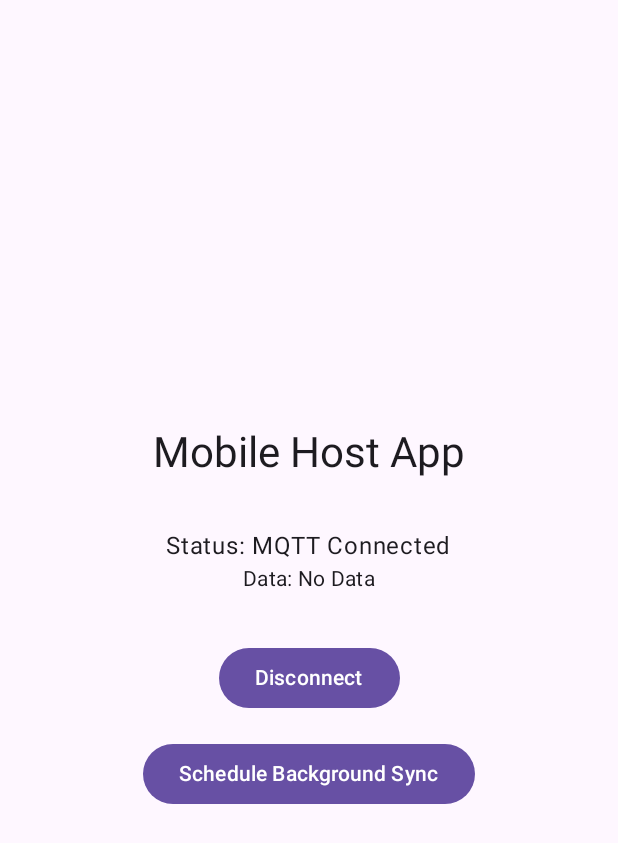
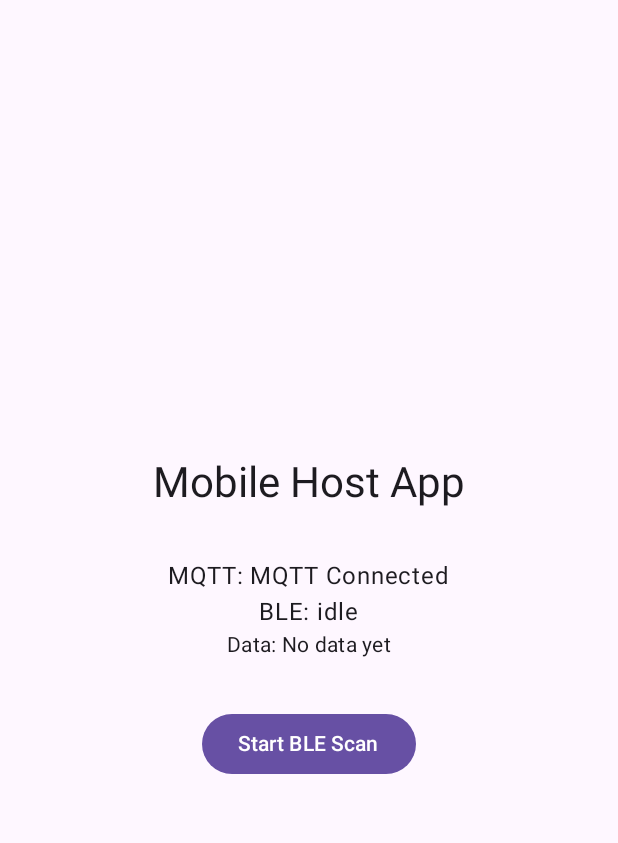
Before and after one commit to KDProgramming2025/WearSensorBridgeHost, an Android app built with Jetpack Compose: the screen it shows after launch (MainActivity), on a phone screen of 412 x 824 dp. Shown: the top 843 px of the screen. Run offline under Robolectric (Android 15) with nearby library versions, the phone set to English and light mode, and no system bars; libraries missing offline, so code that uses them is left out: org.eclipse.paho; 6 statements that could not run were skipped.

Commit message:
Revamp mobile UI and separate MQTT vs BLE status

```diff
--- a/mobile/src/main/java/com/example/wearsensorbridgehost/mobile/BleScannerManager.kt
+++ b/mobile/src/main/java/com/example/wearsensorbridgehost/mobile/BleScannerManager.kt
@@ -27,20 +27,21 @@ class BleScannerManager(private val context: Context) {
     private var isMockMode = false
     private val handler = Handler(Looper.getMainLooper())
 
-    var onStatusChanged: ((String) -> Unit)? = null
+    var onBleStatusChanged: ((String) -> Unit)? = null
+    var onMqttStatusChanged: ((String) -> Unit)? = null
     var onDataReceived: ((String) -> Unit)? = null
 
     init {
         // Connect to MQTT in a background thread
-        mqttManager.onConnectionStatusChanged = { isConnected, statusMessage ->
-            handler.post { onStatusChanged?.invoke(statusMessage) }
+        mqttManager.onConnectionStatusChanged = { _, statusMessage ->
+            handler.post { onMqttStatusChanged?.invoke(statusMessage) }
         }
         mqttManager.onMessageReceived = { message ->
             handler.post { onDataReceived?.invoke("Broadcast: $message") }
             sendToWatch(message)
         }
         Thread {
-            handler.post { onStatusChanged?.invoke("Connecting to MQTT...") }
+            handler.post { onMqttStatusChanged?.invoke("Connecting to MQTT...") }
             mqttManager.connect()
         }.start()
     }
@@ -59,7 +60,7 @@ class BleScannerManager(private val context: Context) {
             return
         }
 
-        onStatusChanged?.invoke("Scanning for Watch...")
+        onBleStatusChanged?.invoke("Scanning for watch...")
         val filter = ScanFilter.Builder()
             .setServiceUuid(ParcelUuid(SERVICE_UUID))
             .build()
@@ -74,7 +75,7 @@ class BleScannerManager(private val context: Context) {
         handler.postDelayed({
             if (bluetoothGatt == null && !isMockMode) {
                 Log.d("BleScanner", "Scan timeout. Starting Mock Mode.")
-                onStatusChanged?.invoke("Scan Timeout. Switching to Mock Mode.")
+                onBleStatusChanged?.invoke("Scan timeout; switching to mock mode")
                 scanner.stopScan(scanCallback)
                 startMockMode()
             }
@@ -95,12 +96,12 @@ class BleScannerManager(private val context: Context) {
             isMockMode = false
         }
 
-        onStatusChanged?.invoke("Disconnected")
+        onBleStatusChanged?.invoke("BLE stopped")
     }
 
     private fun startMockMode() {
         isMockMode = true
-        onStatusChanged?.invoke("Mock Mode Active: Generating Data")
+        onBleStatusChanged?.invoke("Mock mode: generating data")
         Thread {
             while (isMockMode) {
                 val mockHeartRate = (60..100).random()
@@ -141,7 +142,7 @@ class BleScannerManager(private val context: Context) {
         override fun onScanResult(callbackType: Int, result: ScanResult) {
             val device = result.device
             Log.d("BleScanner", "Found device: ${device.name} - ${device.address}")
-            handler.post { onStatusChanged?.invoke("Found: ${device.name ?: "Unknown"}") }
+            handler.post { onBleStatusChanged?.invoke("Found: ${device.name ?: "Unknown"}") }
 
             // Stop scanning and connect
             bluetoothAdapter.bluetoothLeScanner?.stopScan(this)
@@ -154,9 +155,9 @@ class BleScannerManager(private val context: Context) {
             if (newState == BluetoothProfile.STATE_CONNECTED) {
                 bluetoothGatt = gatt
                 gatt.discoverServices()
-                handler.post { onStatusChanged?.invoke("Connected to Watch") }
+                handler.post { onBleStatusChanged?.invoke("Connected to watch") }
             } else if (newState == BluetoothProfile.STATE_DISCONNECTED) {
-                handler.post { onStatusChanged?.invoke("Disconnected") }
+                handler.post { onBleStatusChanged?.invoke("BLE disconnected") }
                 bluetoothGatt = null
             }
         }
--- a/mobile/src/main/java/com/example/wearsensorbridgehost/mobile/MainActivity.kt
+++ b/mobile/src/main/java/com/example/wearsensorbridgehost/mobile/MainActivity.kt
@@ -31,9 +31,6 @@ import androidx.compose.runtime.mutableStateOf
 import androidx.compose.runtime.remember
 import androidx.compose.runtime.setValue
 import androidx.compose.ui.unit.dp
-import androidx.work.PeriodicWorkRequestBuilder
-import androidx.work.WorkManager
-import java.util.concurrent.TimeUnit
 
 class MainActivity : ComponentActivity() {
     override fun onCreate(savedInstanceState: Bundle?) {
@@ -55,22 +52,23 @@ fun MobileApp() {
     val scannerManager = remember { BleScannerManager(context) }
 
     // UI State
-    var statusText by remember { mutableStateOf("Ready to Scan") }
-    var dataText by remember { mutableStateOf("No Data") }
-    var isScanningOrConnected by remember { mutableStateOf(false) }
+    var mqttStatus by remember { mutableStateOf("MQTT: connecting...") }
+    var bleStatus by remember { mutableStateOf("BLE: idle") }
+    var dataText by remember { mutableStateOf("No data yet") }
+    var isBleActive by remember { mutableStateOf(false) }
 
     // Setup callbacks once
     LaunchedEffect(scannerManager) {
-        scannerManager.onStatusChanged = { status ->
-            statusText = status
-            isScanningOrConnected = status.contains("Scanning") ||
-                                  status.contains("Connected") ||
-                                  status.contains("Mock Mode") ||
-                                  status.contains("MQTT")
+        scannerManager.onBleStatusChanged = { status ->
+            bleStatus = "BLE: $status"
+            isBleActive = status.contains("Scanning", ignoreCase = true) ||
+                          status.contains("Connected", ignoreCase = true) ||
+                          status.contains("Mock", ignoreCase = true)
         }
-        scannerManager.onDataReceived = { data ->
-            dataText = data
+        scannerManager.onMqttStatusChanged = { status ->
+            mqttStatus = "MQTT: $status"
         }
+        scannerManager.onDataReceived = { data -> dataText = data }
     }
 
     val permissionsToRequest = if (Build.VERSION.SDK_INT >= Build.VERSION_CODES.S) {
@@ -121,29 +119,16 @@ fun MobileApp() {
 
         Spacer(modifier = Modifier.height(32.dp))
 
-        Text(text = "Status: $statusText", style = MaterialTheme.typography.bodyLarge)
+        Text(text = mqttStatus, style = MaterialTheme.typography.bodyLarge)
+        Text(text = bleStatus, style = MaterialTheme.typography.bodyLarge)
         Text(text = "Data: $dataText", style = MaterialTheme.typography.bodyMedium)
 
         Spacer(modifier = Modifier.height(32.dp))
 
         Button(onClick = {
-            if (isScanningOrConnected) {
-                scannerManager.stopScanning()
-            } else {
-                permissionLauncher.launch(permissionsToRequest)
-            }
+            if (isBleActive) scannerManager.stopScanning() else permissionLauncher.launch(permissionsToRequest)
         }) {
-            Text(if (isScanningOrConnected) "Disconnect" else "Start Scanning")
-        }
-
-        Spacer(modifier = Modifier.height(16.dp))
-
-        Button(onClick = {
-            val workRequest = PeriodicWorkRequestBuilder<SyncWorker>(15, TimeUnit.MINUTES).build()
-            WorkManager.getInstance(context).enqueue(workRequest)
-            statusText = "Background Sync Scheduled"
-        }) {
-            Text("Schedule Background Sync")
+            Text(if (isBleActive) "Stop BLE" else "Start BLE Scan")
         }
     }
 }
```
